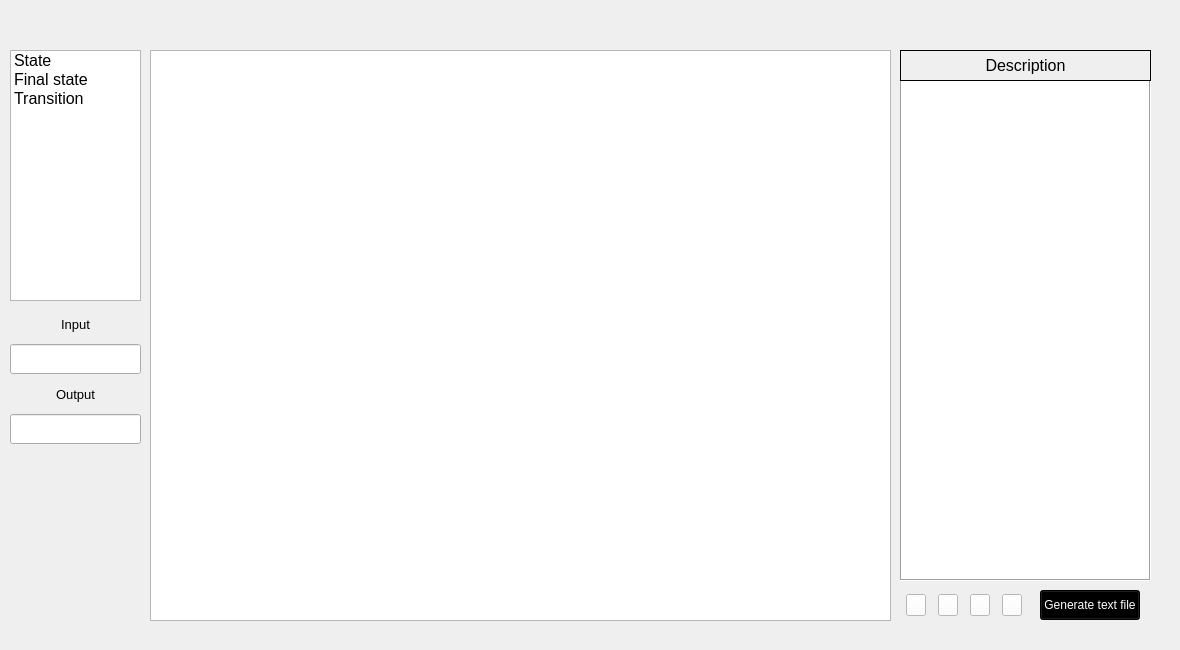
Old version of the form src/mainwindow.ui in the repository Matko223/ICP.
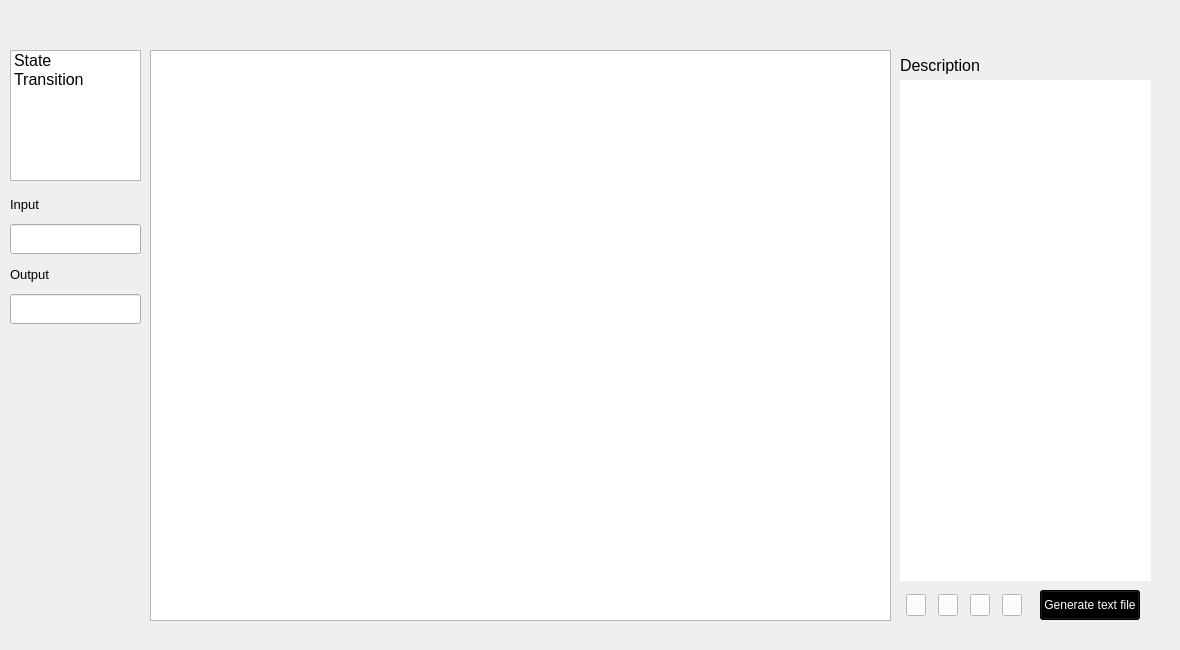
New version of the form. Icons and pictures are not drawn.

Commit message: remove final state as its not needed

```diff
--- a/src/mainwindow.ui
+++ b/src/mainwindow.ui
@@ -26,7 +26,7 @@
       <x>10</x>
       <y>50</y>
       <width>131</width>
-      <height>251</height>
+      <height>131</height>
      </rect>
     </property>
     <item>
@@ -39,16 +39,6 @@
       </font>
      </property>
     </item>
-    <item>
-     <property name="text">
-      <string>Final state</string>
-     </property>
-     <property name="font">
-      <font>
-       <pointsize>12</pointsize>
-      </font>
-     </property>
-    </item>
     <item>
      <property name="text">
       <string>Transition</string>
@@ -60,90 +50,6 @@
      </property>
     </item>
    </widget>
-   <widget class="QWidget" name="userWidget" native="true">
-    <property name="geometry">
-     <rect>
-      <x>10</x>
-      <y>310</y>
-      <width>131</width>
-      <height>141</height>
-     </rect>
-    </property>
-    <widget class="QWidget" name="verticalLayoutWidget">
-     <property name="geometry">
-      <rect>
-       <x>0</x>
-       <y>0</y>
-       <width>131</width>
-       <height>141</height>
-      </rect>
-     </property>
-     <layout class="QVBoxLayout" name="verticalLayout">
-      <item>
-       <widget class="QLabel" name="label">
-        <property name="maximumSize">
-         <size>
-          <width>16777215</width>
-          <height>20</height>
-         </size>
-        </property>
-        <property name="font">
-         <font>
-          <pointsize>10</pointsize>
-         </font>
-        </property>
-        <property name="text">
-         <string>Input</string>
-        </property>
-        <property name="alignment">
-         <set>Qt::AlignmentFlag::AlignCenter</set>
-        </property>
-       </widget>
-      </item>
-      <item>
-       <widget class="QLineEdit" name="inEdit">
-        <property name="maximumSize">
-         <size>
-          <width>16777215</width>
-          <height>30</height>
-         </size>
-        </property>
-       </widget>
-      </item>
-      <item>
-       <widget class="QLabel" name="label_2">
-        <property name="maximumSize">
-         <size>
-          <width>16777215</width>
-          <height>20</height>
-         </size>
-        </property>
-        <property name="font">
-         <font>
-          <pointsize>10</pointsize>
-         </font>
-        </property>
-        <property name="text">
-         <string>Output</string>
-        </property>
-        <property name="alignment">
-         <set>Qt::AlignmentFlag::AlignCenter</set>
-        </property>
-       </widget>
-      </item>
-      <item>
-       <widget class="QLineEdit" name="outEdit">
-        <property name="maximumSize">
-         <size>
-          <width>16777215</width>
-          <height>30</height>
-         </size>
-        </property>
-       </widget>
-      </item>
-     </layout>
-    </widget>
-   </widget>
    <widget class="QWidget" name="controlWidget" native="true">
     <property name="geometry">
      <rect>
@@ -319,7 +225,7 @@
      </rect>
     </property>
     <property name="frameShape">
-     <enum>QFrame::Shape::Box</enum>
+     <enum>QFrame::NoFrame</enum>
     </property>
    </widget>
    <widget class="QLabel" name="logText">
@@ -337,17 +243,11 @@
      </font>
     </property>
     <property name="frameShape">
-     <enum>QFrame::Shape::Box</enum>
-    </property>
-    <property name="frameShadow">
-     <enum>QFrame::Shadow::Plain</enum>
+     <enum>QFrame::NoFrame</enum>
     </property>
     <property name="text">
      <string>Description</string>
     </property>
-    <property name="alignment">
-     <set>Qt::AlignmentFlag::AlignCenter</set>
-    </property>
    </widget>
    <widget class="QLabel" name="nameDesc">
     <property name="geometry">
@@ -368,6 +268,74 @@
      <string/>
     </property>
    </widget>
+   <widget class="QWidget" name="verticalLayoutWidget">
+    <property name="geometry">
+     <rect>
+      <x>10</x>
+      <y>190</y>
+      <width>131</width>
+      <height>141</height>
+     </rect>
+    </property>
+    <layout class="QVBoxLayout" name="verticalLayout">
+     <item>
+      <widget class="QLabel" name="label">
+       <property name="maximumSize">
+        <size>
+         <width>16777215</width>
+         <height>20</height>
+        </size>
+       </property>
+       <property name="font">
+        <font>
+         <pointsize>10</pointsize>
+        </font>
+       </property>
+       <property name="text">
+        <string>Input</string>
+       </property>
+      </widget>
+     </item>
+     <item>
+      <widget class="QLineEdit" name="inEdit">
+       <property name="maximumSize">
+        <size>
+         <width>16777215</width>
+         <height>30</height>
+        </size>
+       </property>
+      </widget>
+     </item>
+     <item>
+      <widget class="QLabel" name="label_2">
+       <property name="maximumSize">
+        <size>
+         <width>16777215</width>
+         <height>20</height>
+        </size>
+       </property>
+       <property name="font">
+        <font>
+         <pointsize>10</pointsize>
+        </font>
+       </property>
+       <property name="text">
+        <string>Output</string>
+       </property>
+      </widget>
+     </item>
+     <item>
+      <widget class="QLineEdit" name="outEdit">
+       <property name="maximumSize">
+        <size>
+         <width>16777215</width>
+         <height>30</height>
+        </size>
+       </property>
+      </widget>
+     </item>
+    </layout>
+   </widget>
   </widget>
  </widget>
  <resources/>
```
Left out of the diff: 1 changed line with no effect on the pictures. The commit also changes 4 other files.
